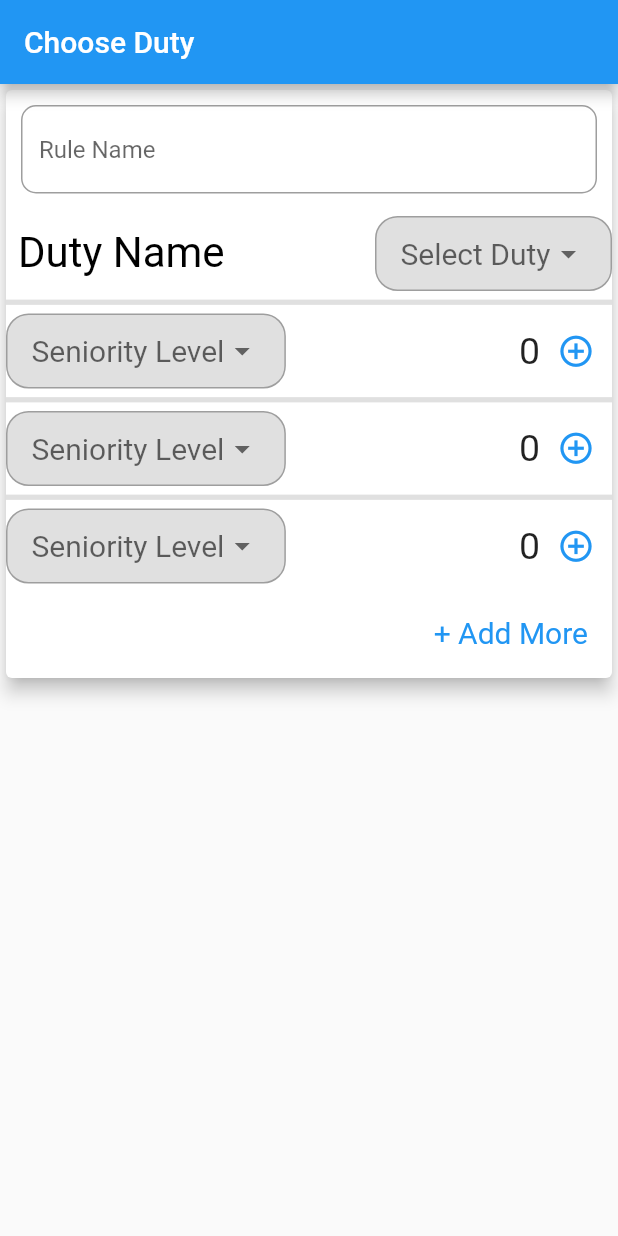
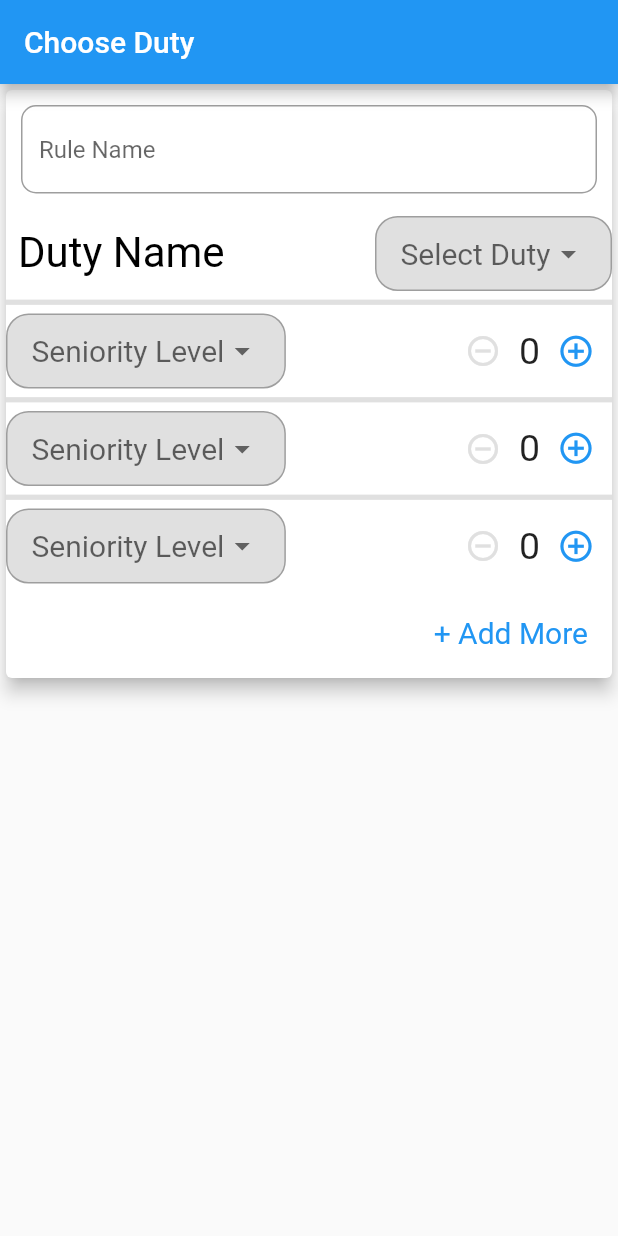
Before and after one commit to Sharan-ayush08/duty-rules, a Flutter app: the screen it shows after launch, on a phone screen of 412 x 824 dp. Run offline on Flutter 3.47's test engine with Material 2 defaults, Android fonts, the phone set to English and light mode, and no system bars.

Commit message:
Code Working

```diff
--- a/lib/duty.dart
+++ b/lib/duty.dart
@@ -261,7 +261,12 @@ class _CounterState extends State<Counter> {
                 });
               },
             )
-          : Container(),
+          : IconButton(
+              onPressed: () => null,
+              icon: Icon(
+                Icons.remove_circle_outline,
+                color: Colors.grey[300],
+              )),
       Text(
         _itemcount.toString(),
         style: TextStyle(fontSize: 25.0),
```
